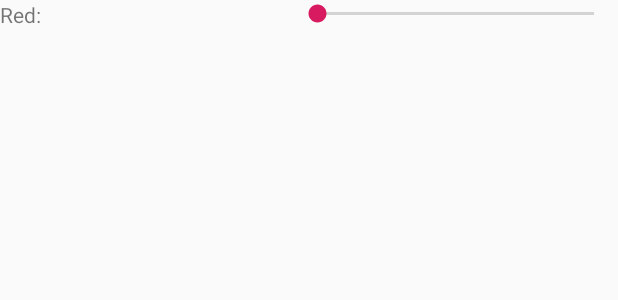
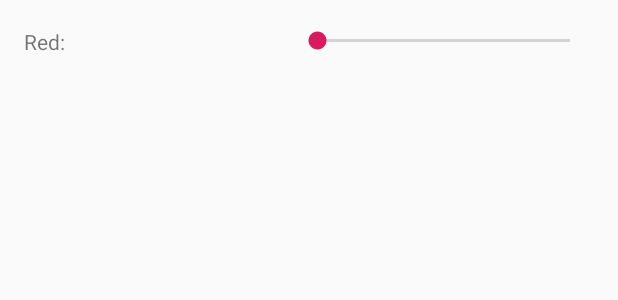
Before and after one commit to Vickykathe/appTest, an Android app: the layout activity_main.xml on its own in the app's theme, with its tools: preview values and no code run, on a phone screen of 412 x 824 dp. Shown: the top 300 px of the screen. Run offline under Robolectric (Android 15) with nearby library versions, the phone set to English and light mode, and no system bars.

Commit message:
actualizacion de informacion

```diff
--- a/app/src/main/res/layout/activity_main.xml
+++ b/app/src/main/res/layout/activity_main.xml
@@ -7,9 +7,20 @@
     tools:context=".MainActivity">
 
     <LinearLayout
-        android:layout_width="match_parent"
-        android:layout_height="match_parent"
+        android:layout_width="0dp"
+        android:layout_height="0dp"
         android:orientation="vertical"
+        android:layout_marginBottom="2dp"
+        android:layout_marginTop="2dp"
+        android:paddingBottom="16dp"
+        android:paddingLeft="16dp"
+        android:paddingRight="16dp"
+        android:paddingTop="16dp"
+        app:layout_constraintBottom_toBottomOf="parent"
+        app:layout_constraintEnd_toEndOf="parent"
+        app:layout_constraintHorizontal_bias="0.428"
+        app:layout_constraintStart_toStartOf="parent"
+        app:layout_constraintTop_toTopOf="parent"
         tools:layout_editor_absoluteX="211dp"
         tools:layout_editor_absoluteY="245dp">
 
@@ -26,7 +37,7 @@
                 android:text="Red:" />
 
             <SeekBar
-                android:id="@+id/seekBar"
+                android:id="@+id/sbrRed"
                 android:layout_width="wrap_content"
                 android:layout_height="wrap_content"
                 android:layout_weight="1" />
@@ -45,7 +56,7 @@
                 android:text="Green" />
 
             <SeekBar
-                android:id="@+id/seekBar2"
+                android:id="@+id/sbrGreen"
                 android:layout_width="wrap_content"
                 android:layout_height="wrap_content"
                 android:layout_weight="1" />
@@ -64,7 +75,7 @@
                 android:text="Blue" />
 
             <SeekBar
-                android:id="@+id/seekBar3"
+                android:id="@+id/sbrBlue"
                 android:layout_width="wrap_content"
                 android:layout_height="wrap_content"
                 android:layout_weight="1" />
@@ -83,7 +94,7 @@
                 android:text="Alpha" />
 
             <SeekBar
-                android:id="@+id/seekBar4"
+                android:id="@+id/sbrAlpha"
                 android:layout_width="wrap_content"
                 android:layout_height="wrap_content"
                 android:layout_weight="1" />
```
Also changed, not shown: app/src/main/res/menu/colors_menu1.xml (added, +15 -0 lines), app/src/main/res/values/strings.xml (+8 -1 lines), 1 other file.
